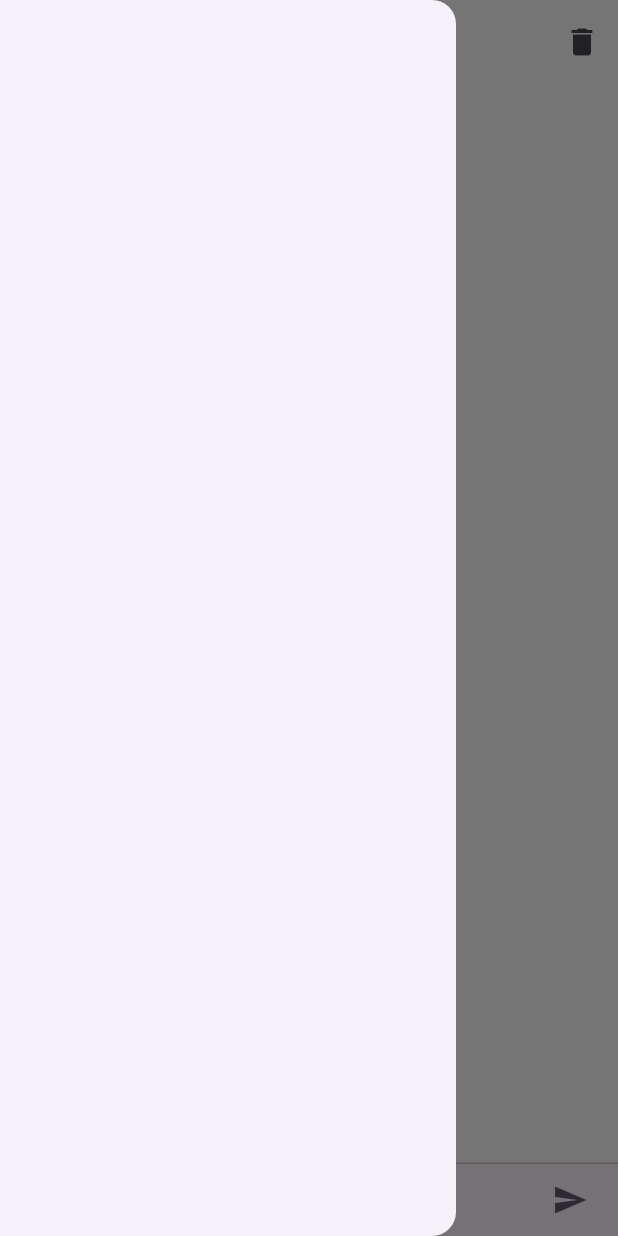
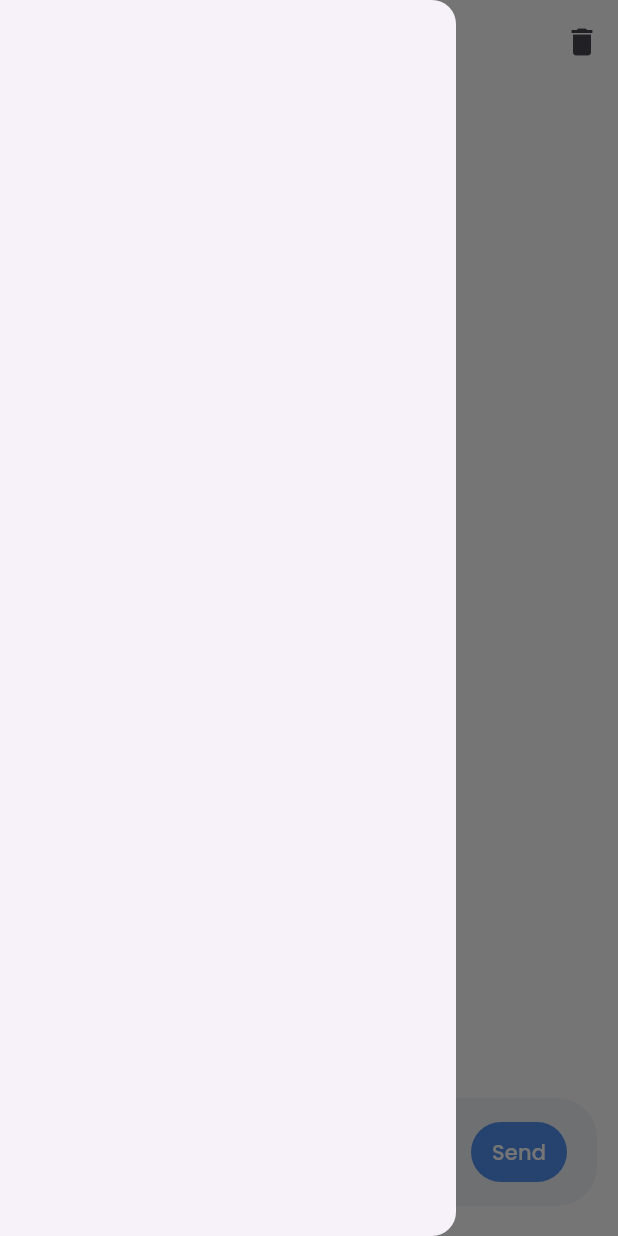
Before and after one commit to Fairuzzzzz/ai-chat-app, a Flutter app: the screen it shows once a user with an empty profile is signed in, with the side drawer open, on a phone screen of 412 x 824 dp. Run offline on Flutter 3.47's test engine with Material 3 defaults, Android fonts, the light colour scheme and no system bars; our stand-ins replace flutter_dotenv, supabase_flutter; missing offline and left inert: groq; accounts and stored records are empty.

Commit message:
refactor home page layout and update message input style

```diff
--- a/lib/pages/home.dart
+++ b/lib/pages/home.dart
@@ -68,9 +68,12 @@ class _HomeState extends State<Home> {
             itemCount: _messages.length,
             itemBuilder: (_, int index) => _messages[index],
           )),
-          const Divider(height: 1),
           Container(
-            decoration: BoxDecoration(color: Theme.of(context).cardColor),
+            padding: const EdgeInsets.symmetric(horizontal: 12, vertical: 12),
+            margin: const EdgeInsets.symmetric(vertical: 20, horizontal: 14),
+            decoration: BoxDecoration(
+                color: const Color(0xFFF3F4F9),
+                borderRadius: BorderRadius.circular(26)),
             child: _buildTextComposer(),
           )
         ],
@@ -98,18 +101,24 @@ class _HomeState extends State<Home> {
           margin: const EdgeInsets.symmetric(horizontal: 8),
           child: Row(
             children: <Widget>[
-              Flexible(
+              Expanded(
                   child: TextField(
                 controller: _textController,
                 decoration: const InputDecoration(
-                    hintText: 'Send a message...',
+                    hintText: 'Ask me anything...',
                     contentPadding: EdgeInsets.symmetric(horizontal: 16),
                     border: InputBorder.none),
                 style: const TextStyle(fontSize: 14),
               )),
-              IconButton(
+              TextButton(
+                  style: ButtonStyle(
+                      backgroundColor:
+                          WidgetStateProperty.all(const Color(0xFF5393f3))),
                   onPressed: () => _handleSubmitted(_textController.text),
-                  icon: const Icon(Icons.send))
+                  child: const Text(
+                    'Send',
+                    style: TextStyle(color: Colors.white),
+                  ))
             ],
           ),
         ));
```
